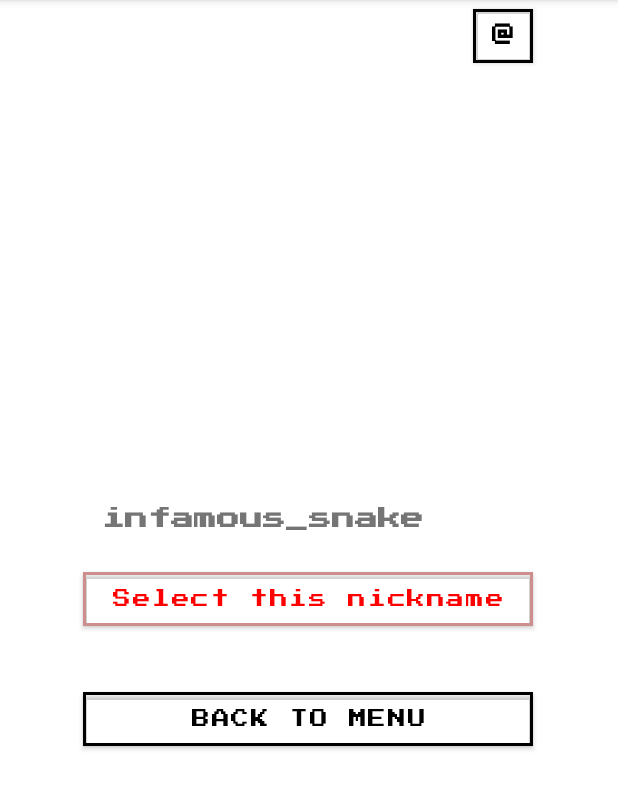
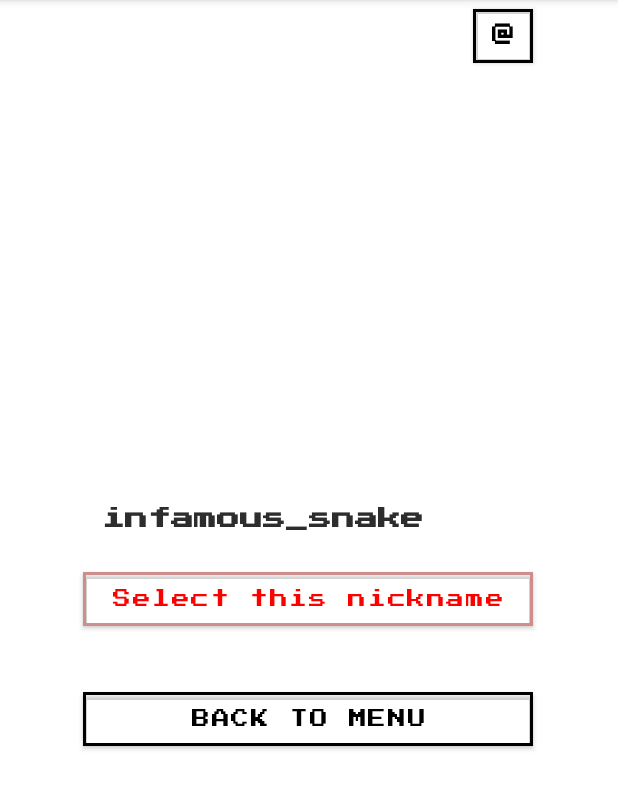
Before and after one commit to rachmiroff/super-mega-snake-android, an Android app: the LoginActivity screen opened directly, with no data from a screen before it, on a phone screen of 412 x 824 dp, the part 84-894 px from its top. Run offline under Robolectric (Android 15) with nearby library versions, the phone set to English and light mode, and no system bars.

Commit message:
Change code indentation and add custom colors

```diff
--- a/app/src/main/res/layout/activity_login.xml
+++ b/app/src/main/res/layout/activity_login.xml
@@ -1,10 +1,10 @@
 <?xml version="1.0" encoding="utf-8"?>
 <androidx.constraintlayout.widget.ConstraintLayout xmlns:android="http://schemas.android.com/apk/res/android"
-xmlns:app="http://schemas.android.com/apk/res-auto"
-xmlns:tools="http://schemas.android.com/tools"
-android:layout_width="match_parent"
-android:layout_height="match_parent"
-tools:context=".LoginActivity">
+    xmlns:app="http://schemas.android.com/apk/res-auto"
+    xmlns:tools="http://schemas.android.com/tools"
+    android:layout_width="match_parent"
+    android:layout_height="match_parent"
+    tools:context=".LoginActivity">
 
     <TextView
         android:id="@+id/nicknameTextView"
@@ -12,6 +12,7 @@ tools:context=".LoginActivity">
         android:layout_height="wrap_content"
         android:fontFamily="@font/press_start_regular_2p"
         android:text="@string/nicknameTextView_text"
+        android:textColor="@color/dark"
         android:textAlignment="center"
         android:textSize="15sp"
         android:textStyle="bold"
@@ -33,14 +34,14 @@ tools:context=".LoginActivity">
         android:padding="4dp"
         android:text="@string/changeNicknameButton_text"
         android:textAlignment="center"
-        android:textColor="#000"
+        android:textColor="@color/black"
         android:textSize="15sp"
         android:textStyle="bold"
         android:visibility="visible"
         app:cornerRadius="0dp"
         app:iconPadding="0dp"
         app:layout_constraintLeft_toRightOf="@id/nicknameTextView"
-        app:strokeColor="#000"
+        app:strokeColor="@color/black"
         app:strokeWidth="2dp"
         tools:ignore="MissingConstraints"
         tools:layout_editor_absoluteY="305dp" />
@@ -56,14 +57,14 @@ tools:context=".LoginActivity">
         android:onClick="onSelectButtonClick"
         android:text="@string/selectNicknameButton_text"
         android:textAllCaps="false"
-        android:textColor="#f00"
+        android:textColor="@color/red"
         android:textSize="12sp"
         app:cornerRadius="0dp"
         app:layout_constraintEnd_toEndOf="parent"
         app:layout_constraintHorizontal_bias="0.495"
         app:layout_constraintStart_toStartOf="parent"
         app:layout_constraintTop_toBottomOf="@+id/nicknameTextView"
-        app:strokeColor="#ce8e8e"
+        app:strokeColor="@color/martini_east"
         app:strokeWidth="2dp" />
 
     <Button
@@ -77,14 +78,14 @@ tools:context=".LoginActivity">
         android:onClick="onBackButtonClick"
         android:text="@string/backToMenuButton_text"
         android:textAlignment="center"
-        android:textColor="#000000"
+        android:textColor="@color/black"
         android:textSize="12sp"
         app:cornerRadius="0dp"
         app:layout_constraintEnd_toEndOf="parent"
         app:layout_constraintHorizontal_bias="0.495"
         app:layout_constraintStart_toStartOf="parent"
         app:layout_constraintTop_toBottomOf="@id/selectNicknameButton"
-        app:strokeColor="#000000"
+        app:strokeColor="@color/black"
         app:strokeWidth="2dp" />
 
 </androidx.constraintlayout.widget.ConstraintLayout>
--- a/app/src/main/res/values/colors.xml
+++ b/app/src/main/res/values/colors.xml
@@ -1,10 +1,13 @@
 <?xml version="1.0" encoding="utf-8"?>
 <resources>
+    <color name="martini_east">#CE8E8E</color>
     <color name="purple_200">#FC8686</color>
+    <color name="red">#FF0000</color>
     <color name="purple_500">#EE0000</color>
     <color name="purple_700">#B30000</color>
     <color name="teal_200">#0327DA</color>
     <color name="teal_700">#011E87</color>
+    <color name="dark">#2D2D2D</color>
     <color name="black">#FF000000</color>
     <color name="white">#FFFFFFFF</color>
 </resources>
```
